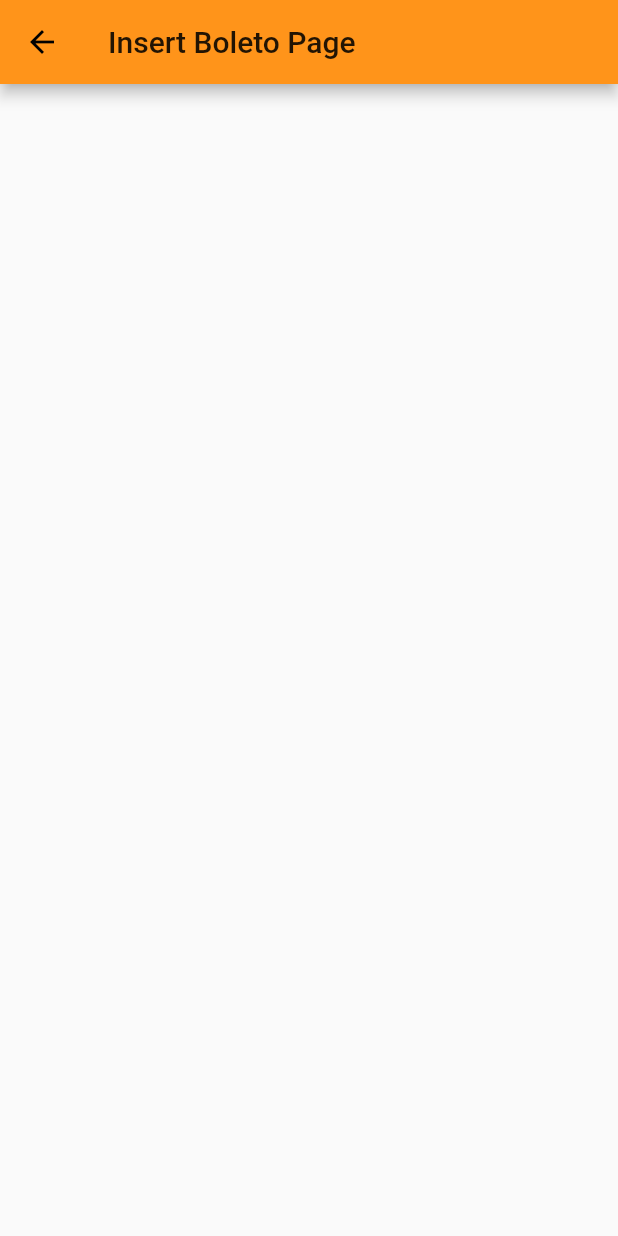
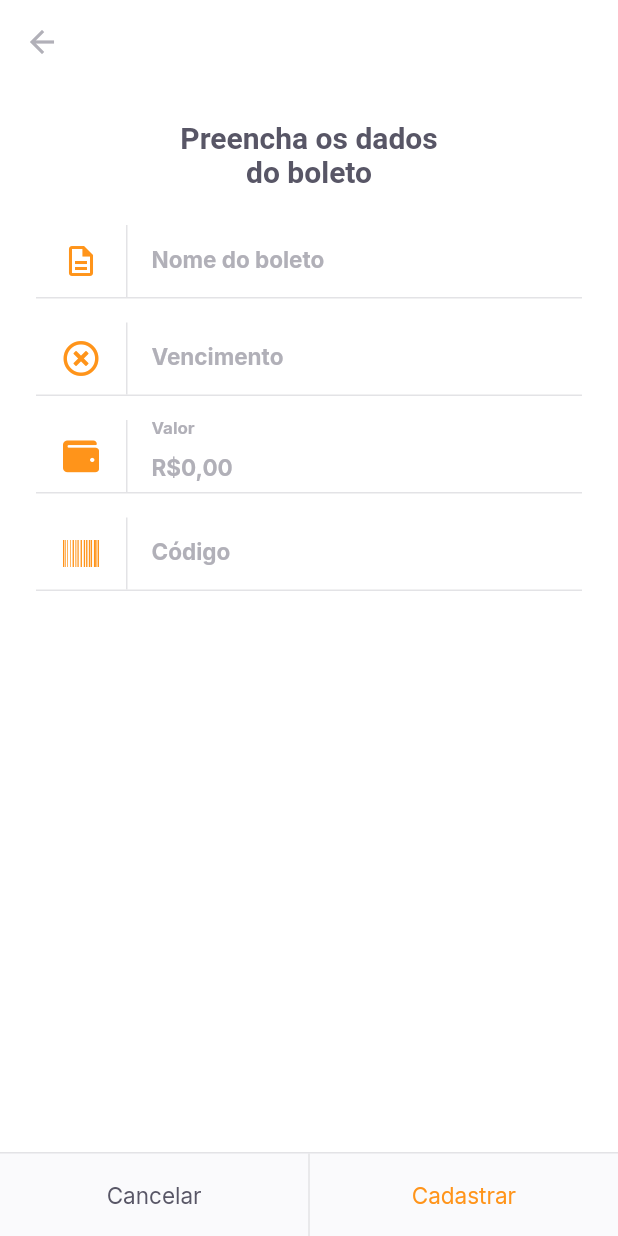
Before and after one commit to ErickSilva2605/nlw-06-flutter-payflow, a Flutter app: the InsertBoletoPage screen opened by its route, on a phone screen of 412 x 824 dp. Run offline on Flutter 3.47's test engine with Material 2 defaults, Android fonts, the phone set to English and light mode, and no system bars; our stand-ins replace camera, firebase_core, flutter_masked_text2, font_awesome_flutter, google_fonts, google_sign_in and 2 more; missing offline and left inert: google_ml_kit, onesignal_flutter; accounts and stored records are empty.

Commit message:
implementando a pagina de cadastro de boletos

```diff
--- /dev/null
+++ b/lib/modules/insert_boleto/insert_boleto_controller.dart
@@ -0,0 +1,44 @@
+import 'package:flutter/cupertino.dart';
+import 'package:payflow/shared/models/boleto_model.dart';
+import 'package:shared_preferences/shared_preferences.dart';
+
+class InsertBoletoController {
+  final formKey = GlobalKey<FormState>();
+  BoletoModel model = BoletoModel();
+
+  String? validateName(String? value) =>
+      value?.isEmpty ?? true ? "O nome não pode ser vazio" : null;
+
+  String? validateVencimento(String? value) =>
+      value?.isEmpty ?? true ? "A data de vencimento não pode ser vazio" : null;
+
+  String? validateValor(double value) =>
+      value == 0 ? "Insira um valor maior que R\$ 0,00" : null;
+
+  String? validateCodigo(String? value) =>
+      value?.isEmpty ?? true ? "O código do boleto não pode ser vazio" : null;
+
+  void onChanged(
+      {String? name, String? dueDate, double? value, String? barcode}) {
+    model.copyWith(
+        name: name, dueDate: dueDate, value: value, barcode: barcode);
+  }
+
+  Future<void> saveBoleto() async {
+    final instance = await SharedPreferences.getInstance();
+
+    final boletos = instance.getStringList("boletos") ?? <String>[];
+    boletos.add(model.toJson());
+
+    await instance.setStringList("boletos", boletos);
+    return;
+  }
+
+  Future<void> cadastrarBoleto() async {
+    final form = formKey.currentState;
+
+    if (form!.validate()) {
+      return saveBoleto();
+    }
+  }
+}
--- a/lib/modules/insert_boleto/insert_boleto_page.dart
+++ b/lib/modules/insert_boleto/insert_boleto_page.dart
@@ -1,13 +1,128 @@
 import 'package:flutter/material.dart';
+import 'package:flutter_masked_text2/flutter_masked_text2.dart';
+import 'package:font_awesome_flutter/font_awesome_flutter.dart';
+import 'package:payflow/modules/insert_boleto/insert_boleto_controller.dart';
+import 'package:payflow/shared/themes/app_colors.dart';
+import 'package:payflow/shared/themes/app_text_styles.dart';
+import 'package:payflow/shared/widgets/input_text/input_text_widget.dart';
+import 'package:payflow/shared/widgets/setlabel_buttons/set_label_buttons.dart';
 
-class InsertBoletoPage extends StatelessWidget {
-  const InsertBoletoPage({Key? key}) : super(key: key);
+class InsertBoletoPage extends StatefulWidget {
+  final String? barcode;
+  const InsertBoletoPage({
+    Key? key,
+    this.barcode,
+  }) : super(key: key);
+
+  @override
+  _InsertBoletoPageState createState() => _InsertBoletoPageState();
+}
+
+class _InsertBoletoPageState extends State<InsertBoletoPage> {
+  final controller = InsertBoletoController();
+
+  final moneyInputTextController = MoneyMaskedTextController(
+    initialValue: 0,
+    leftSymbol: "R\$",
+    decimalSeparator: ",",
+  );
+
+  final dueDateInputTextController = MaskedTextController(
+    mask: "00/00/0000",
+  );
+
+  final barcodeInputTextController = TextEditingController();
+
+  @override
+  void initState() {
+    if (widget.barcode != null) {
+      barcodeInputTextController.text = widget.barcode!;
+    }
+    super.initState();
+  }
 
   @override
   Widget build(BuildContext context) {
     return Scaffold(
+      backgroundColor: AppColors.background,
       appBar: AppBar(
-        title: Text("Insert Boleto Page"),
+        backgroundColor: AppColors.background,
+        elevation: 0,
+        leading: BackButton(
+          color: AppColors.input,
+        ),
+      ),
+      body: SingleChildScrollView(
+        child: Padding(
+          padding: const EdgeInsets.symmetric(horizontal: 24),
+          child: Column(
+            crossAxisAlignment: CrossAxisAlignment.center,
+            children: [
+              Padding(
+                padding:
+                    const EdgeInsets.symmetric(horizontal: 93, vertical: 24),
+                child: Text(
+                  "Preencha os dados do boleto",
+                  style: AppTextStyles.titleBoldHeading,
+                  textAlign: TextAlign.center,
+                ),
+              ),
+              Form(
+                key: controller.formKey,
+                child: Column(
+                  children: [
+                    InputTextWidget(
+                        validator: controller.validateName,
+                        label: "Nome do boleto",
+                        icon: Icons.description_outlined,
+                        onChanged: (value) {
+                          controller.onChanged(name: value);
+                        }),
+                    InputTextWidget(
+                        validator: controller.validateVencimento,
+                        controller: dueDateInputTextController,
+                        label: "Vencimento",
+                        icon: FontAwesomeIcons.timesCircle,
+                        onChanged: (value) {
+                          controller.onChanged(dueDate: value);
+                        }),
+                    InputTextWidget(
+                        validator: (_) => controller.validateValor(
+                            moneyInputTextController.numberValue),
+                        controller: moneyInputTextController,
+                        label: "Valor",
+                        icon: FontAwesomeIcons.wallet,
+                        onChanged: (value) {
+                          controller.onChanged(
+                              value: moneyInputTextController.numberValue);
+                        }),
+                    InputTextWidget(
+                      validator: controller.validateCodigo,
+                      controller: barcodeInputTextController,
+                      label: "Código",
+                      icon: FontAwesomeIcons.barcode,
+                      onChanged: (value) {
+                        controller.onChanged(barcode: value);
+                      },
+                    ),
+                  ],
+                ),
+              )
+            ],
+          ),
+        ),
+      ),
+      bottomNavigationBar: SetLabelButtons(
+        primaryLabel: "Cancelar",
+        primaryOnPressed: () {
+          Navigator.pop(context);
+        },
+        secondaryLabel: "Cadastrar",
+        secondaryOnPressed: () async {
+          await controller.cadastrarBoleto();
+          Navigator.pop(context);
+        },
+        enableSecondaryColor: true,
       ),
     );
   }
--- /dev/null
+++ b/lib/shared/models/boleto_model.dart
@@ -0,0 +1,73 @@
+import 'dart:convert';
+
+class BoletoModel {
+  final String? name;
+  final String? dueDate;
+  final double? value;
+  final String? barcode;
+
+  BoletoModel({
+    this.name,
+    this.dueDate,
+    this.value,
+    this.barcode,
+  });
+
+  BoletoModel copyWith({
+    String? name,
+    String? dueDate,
+    double? value,
+    String? barcode,
+  }) {
+    return BoletoModel(
+      name: name ?? this.name,
+      dueDate: dueDate ?? this.dueDate,
+      value: value ?? this.value,
+      barcode: barcode ?? this.barcode,
+    );
+  }
+
+  Map<String, dynamic> toMap() {
+    return {
+      'name': name,
+      'dueDate': dueDate,
+      'value': value,
+      'barcode': barcode,
+    };
+  }
+
+  factory BoletoModel.fromMap(Map<String, dynamic> map) {
+    return BoletoModel(
+      name: map['name'],
+      dueDate: map['dueDate'],
+      value: map['value'],
+      barcode: map['barcode'],
+    );
+  }
+
+  String toJson() => json.encode(toMap());
+
+  factory BoletoModel.fromJson(String source) =>
+      BoletoModel.fromMap(json.decode(source));
+
+  @override
+  String toString() {
+    return 'BoletoModel(name: $name, dueDate: $dueDate, value: $value, barcode: $barcode)';
+  }
+
+  @override
+  bool operator ==(Object other) {
+    if (identical(this, other)) return true;
+
+    return other is BoletoModel &&
+        other.name == name &&
+        other.dueDate == dueDate &&
+        other.value == value &&
+        other.barcode == barcode;
+  }
+
+  @override
+  int get hashCode {
+    return name.hashCode ^ dueDate.hashCode ^ value.hashCode ^ barcode.hashCode;
+  }
+}
--- a/lib/shared/themes/app_colors.dart
+++ b/lib/shared/themes/app_colors.dart
@@ -6,6 +6,7 @@ class AppColors {
   static final delete = Color(0xFFE83F5B);
   static final heading = Color(0xFF585666);
   static final body = Color(0xFF706E7A);
+  static final input = Color(0xFFB1B0B8);
   static final stroke = Color(0xFFE3E3E6);
   static final shape = Color(0xFFFAFAFC);
   static final background = Color(0xFFFFFFFF);
--- a/lib/shared/themes/app_text_styles.dart
+++ b/lib/shared/themes/app_text_styles.dart
@@ -75,8 +75,13 @@ class AppTextStyles {
   );
   static final buttonBoldBackground = GoogleFonts.inter(
     fontSize: 15,
+    fontWeight: FontWeight.w400,
+    color: AppColors.background,
+  );
+  static final input = GoogleFonts.inter(
+    fontSize: 15,
     fontWeight: FontWeight.w700,
-    color: AppColors.background,
+    color: AppColors.input,
   );
   static final captionBackground = GoogleFonts.inter(
     fontSize: 13,
--- /dev/null
+++ b/lib/shared/widgets/input_text/input_text_widget.dart
@@ -0,0 +1,70 @@
+import 'package:flutter/material.dart';
+import 'package:payflow/shared/themes/app_colors.dart';
+import 'package:payflow/shared/themes/app_text_styles.dart';
+
+class InputTextWidget extends StatelessWidget {
+  final String label;
+  final IconData icon;
+  final String? initialValue;
+  final void Function(String value) onChanged;
+  final String? Function(String?)? validator;
+  final TextEditingController? controller;
+
+  const InputTextWidget({
+    Key? key,
+    required this.label,
+    required this.icon,
+    required this.onChanged,
+    this.initialValue,
+    this.validator,
+    this.controller,
+  }) : super(key: key);
+
+  @override
+  Widget build(BuildContext context) {
+    return Padding(
+      padding: const EdgeInsets.only(bottom: 16),
+      child: Column(
+        children: [
+          TextFormField(
+            onChanged: onChanged,
+            controller: controller,
+            initialValue: initialValue,
+            validator: validator,
+            style: AppTextStyles.input,
+            decoration: InputDecoration(
+              contentPadding: EdgeInsets.zero,
+              labelText: label,
+              labelStyle: AppTextStyles.input,
+              icon: Row(
+                mainAxisSize: MainAxisSize.min,
+                children: [
+                  Padding(
+                    padding: const EdgeInsets.symmetric(
+                      horizontal: 18,
+                    ),
+                    child: Icon(
+                      icon,
+                      color: AppColors.primary,
+                    ),
+                  ),
+                  Container(
+                    width: 1,
+                    height: 48,
+                    color: AppColors.stroke,
+                  )
+                ],
+              ),
+              border: InputBorder.none,
+            ),
+          ),
+          Divider(
+            height: 1,
+            thickness: 1,
+            color: AppColors.stroke,
+          ),
+        ],
+      ),
+    );
+  }
+}
--- a/lib/shared/widgets/setlabel_buttons/set_label_buttons.dart
+++ b/lib/shared/widgets/setlabel_buttons/set_label_buttons.dart
@@ -10,6 +10,7 @@ class SetLabelButtons extends StatelessWidget {
   final String secondaryLabel;
   final VoidCallback secondaryOnPressed;
   final bool enablePrimaryColor;
+  final bool enableSecondaryColor;
 
   const SetLabelButtons({
     Key? key,
@@ -18,6 +19,7 @@ class SetLabelButtons extends StatelessWidget {
     required this.secondaryLabel,
     required this.secondaryOnPressed,
     this.enablePrimaryColor = false,
+    this.enableSecondaryColor = false,
   }) : super(key: key);
 
   @override
@@ -25,13 +27,24 @@ class SetLabelButtons extends StatelessWidget {
     return Container(
       color: AppColors.shape,
       height: 56,
+      child: Column(
+        mainAxisSize: MainAxisSize.min,
+        children: [
+          Divider(
+            height: 1,
+            thickness: 1,
+            color: AppColors.stroke,
+          ),
+          Container(
+            height: 55,
             child: Row(
               children: [
                 Expanded(
                   child: LabelButton(
                     label: primaryLabel,
                     onPressed: primaryOnPressed,
-              style: enablePrimaryColor ? AppTextStyles.buttonPrimary : null,
+                    style:
+                        enablePrimaryColor ? AppTextStyles.buttonPrimary : null,
                   ),
                 ),
                 DividerVertical(),
@@ -39,6 +52,12 @@ class SetLabelButtons extends StatelessWidget {
                   child: LabelButton(
                     label: secondaryLabel,
                     onPressed: secondaryOnPressed,
+                    style: enableSecondaryColor
+                        ? AppTextStyles.buttonPrimary
+                        : null,
+                  ),
+                ),
+              ],
             ),
           ),
         ],
--- a/pubspec.yaml
+++ b/pubspec.yaml
@@ -38,6 +38,9 @@ dependencies:
   camera: ^0.8.1+3
   image_picker: ^0.8.0+4
   image_picker_for_web: ^2.0.0
+  font_awesome_flutter: ^9.1.0
+  flutter_masked_text2: ^0.9.1
+  animated_card: ^2.0.0
 
 dev_dependencies:
   flutter_test:
```
Also changed, not shown: pubspec.lock. Lines whose indentation alone changed are shown as unchanged.
